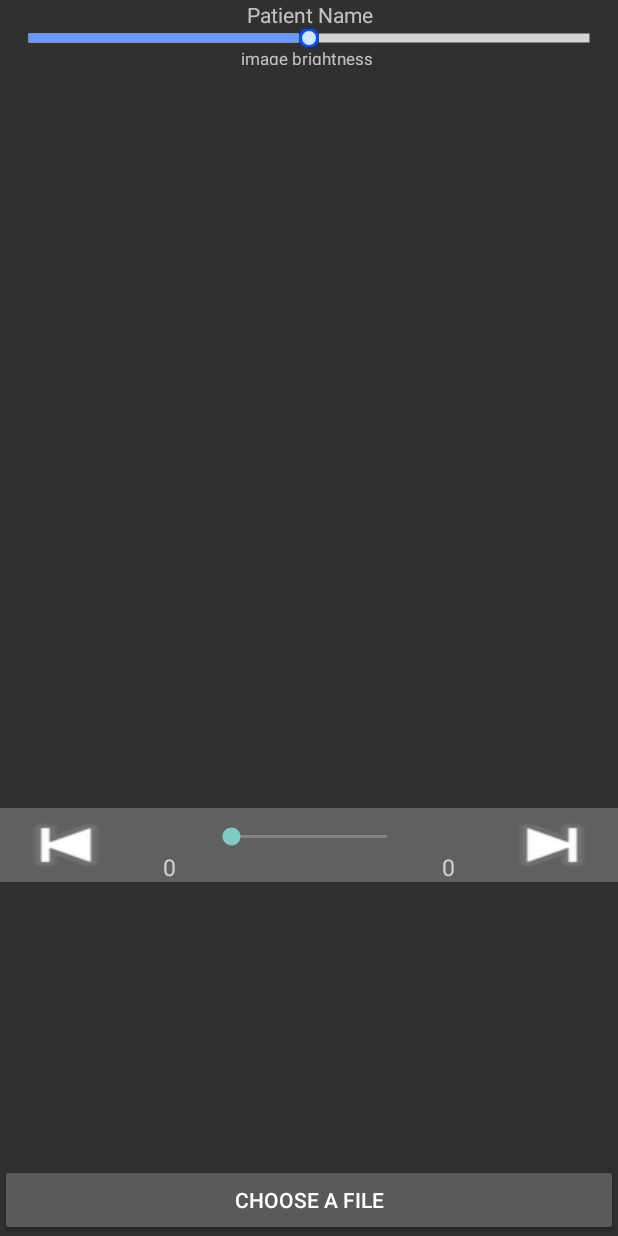
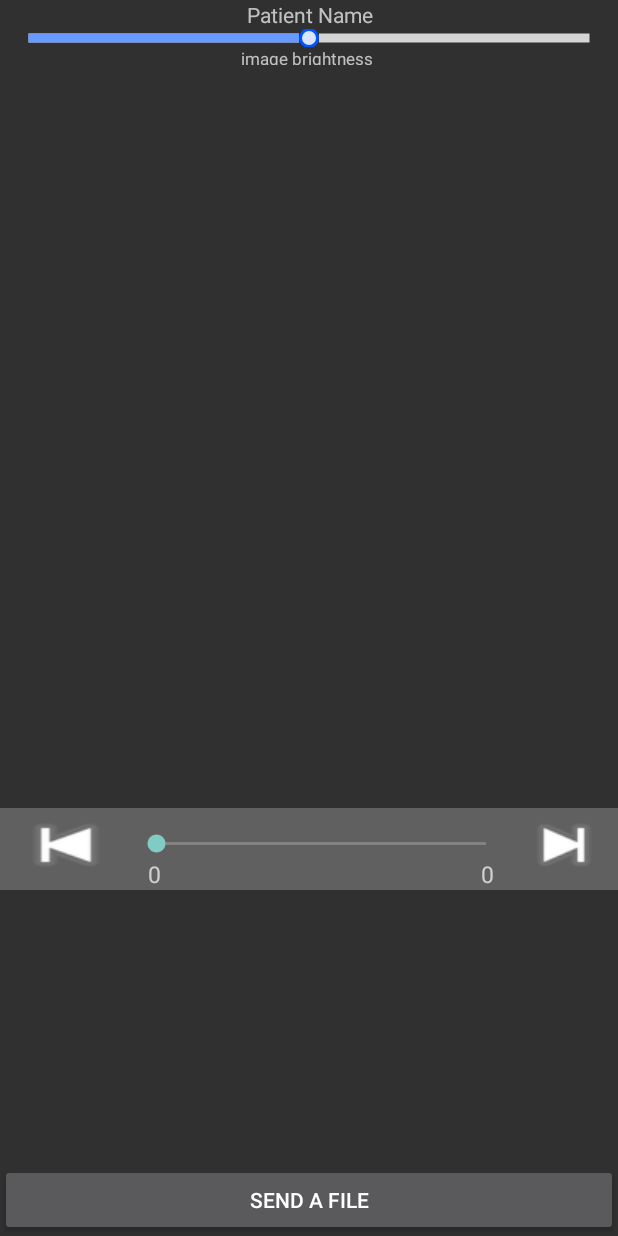
Before and after one commit to awholeneworld/MobileDicomViewer, an Android app: the layout activity_dicom_view.xml on its own in the app's theme, with its tools: preview values and no code run, on a phone screen of 412 x 824 dp. Run offline under Robolectric (Android 15) with nearby library versions, the phone set to English and light mode, and no system bars.

Commit message:
Added file upload function to PACS and updated file listing function etc.

```diff
--- a/app/src/main/res/layout/activity_dicom_view.xml
+++ b/app/src/main/res/layout/activity_dicom_view.xml
@@ -57,32 +57,53 @@
             android:background="@android:drawable/ic_media_previous"
             android:onClick="previousImage" />
 
-        <TextView
-            android:id="@+id/imageIndexView"
-            android:layout_width="30dp"
+        <LinearLayout
+            android:id="@+id/seekBox"
+            android:layout_width="wrap_content"
             android:layout_height="wrap_content"
-            android:layout_margin="10dp"
-            android:gravity="center"
-            android:textSize="15dp"
-            android:text="0" />
+            android:layout_marginTop="13dp"
+            android:orientation="vertical">
 
             <SeekBar
                 android:id="@+id/seriesSeekBar"
                 android:layout_width="wrap_content"
-            android:layout_height="wrap_content"
+                android:layout_height="20dp"
                 android:layout_weight="1"
                 android:paddingTop="10dp"
                 android:paddingBottom="10dp"
                 android:minWidth="220dp" />
 
+            <LinearLayout
+                android:id="@+id/numberBox"
+                android:layout_width="match_parent"
+                android:layout_height="wrap_content"
+                android:orientation="horizontal">
+
+                <TextView
+                    android:id="@+id/imageIndexView"
+                    android:layout_width="30dp"
+                    android:layout_height="wrap_content"
+                    android:gravity="center"
+                    android:textSize="15dp"
+                    android:text="0" />
+
+                <View
+                    android:layout_width="0dp"
+                    android:layout_height="0dp"
+                    android:layout_weight="1"/>
+
                 <TextView
                     android:id="@+id/imageCountView"
                     android:layout_width="30dp"
                     android:layout_height="wrap_content"
-            android:layout_margin="10dp"
+                    android:layout_gravity="end"
                     android:gravity="center"
                     android:textSize="15dp"
                     android:text="0" />
+
+            </LinearLayout>
+
+        </LinearLayout>
 
         <Button
             android:id="@+id/nextImageButton"
@@ -102,12 +123,11 @@
         android:layout_weight="1">
 
         <Button
-            android:id="@+id/choose_file_button"
+            android:id="@+id/send_file_button"
             android:layout_width="match_parent"
             android:layout_height="wrap_content"
             android:layout_gravity="bottom"
-            android:contentDescription="Click to load a DICOM File"
-            android:text="@string/choose_a_file" />
+            android:text="Send a file" />
 
     </LinearLayout>
 
--- a/build.gradle
+++ b/build.gradle
@@ -6,12 +6,12 @@ buildscript {
         maven {url "https://jitpack.io"}
     }
     dependencies {
-        classpath 'com.android.tools.build:gradle:7.0.2'
+        classpath 'com.android.tools.build:gradle:7.0.3'
     }
 }
 
 ext {
-    defaultCompileSdkVersion = 28
+    defaultCompileSdkVersion = 31
     defaultMinSdkVersion = 26
     defaultTargetSdkVersion = 28
 }
```
Also changed, not shown: app/build.gradle (+4 -4 lines), app/src/main/java/gachon/dicomviewer/DICOMFileCacher.java (deleted, +0 -191 lines), app/src/main/java/gachon/dicomviewer/DICOMViewActivity.java (+49 -19 lines), app/src/main/java/gachon/dicomviewer/FileChooseActivity.java (+6 -8 lines), app/src/main/java/gachon/dicomviewer/HomeActivity.java (+6 -14 lines), app/src/main/res/layout/home_main.xml (+9 -12 lines), app/src/main/res/layout/splash.xml (+0 -12 lines), 1 other file. Lines whose indentation alone changed are shown as unchanged.
